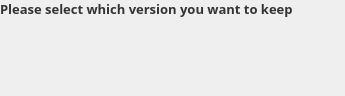
Before: the Qt Designer form src/MEGASync/stalled_issues/gui/stalled_issues_cases/linux/LocalAndRemoteDifferentWidget.ui in meganz/MEGAsync, drawn with Qt 5.
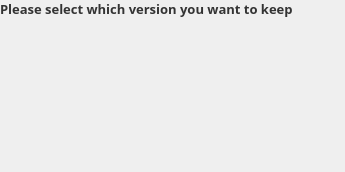
After: the same form once the commit is applied. Custom widgets are drawn as their Qt base class.

Commit message: Working on Keep Both option

```diff
--- a/src/MEGASync/stalled_issues/gui/stalled_issues_cases/linux/LocalAndRemoteDifferentWidget.ui
+++ b/src/MEGASync/stalled_issues/gui/stalled_issues_cases/linux/LocalAndRemoteDifferentWidget.ui
@@ -7,7 +7,7 @@
     <x>0</x>
     <y>0</y>
     <width>345</width>
-    <height>96</height>
+    <height>172</height>
    </rect>
   </property>
   <property name="windowTitle">
@@ -78,7 +78,7 @@
     <widget class="QWidget" name="chooseContainer" native="true">
      <layout class="QVBoxLayout" name="chooseLayout">
       <property name="spacing">
-       <number>28</number>
+       <number>12</number>
       </property>
       <property name="leftMargin">
        <number>1</number>
@@ -98,6 +98,12 @@
       <item>
        <widget class="LocalStalledIssueChooseWidget" name="chooseLocalCopy" native="true"/>
       </item>
+      <item>
+       <widget class="GenericChooseWidget" name="keepLastModifiedOption" native="true"/>
+      </item>
+      <item>
+       <widget class="GenericChooseWidget" name="keepBothOption" native="true"/>
+      </item>
      </layout>
     </widget>
    </item>
@@ -116,6 +122,12 @@
    <header>StalledIssueChooseWidget.h</header>
    <container>1</container>
   </customwidget>
+  <customwidget>
+   <class>GenericChooseWidget</class>
+   <extends>QWidget</extends>
+   <header>StalledIssueChooseWidget.h</header>
+   <container>1</container>
+  </customwidget>
  </customwidgets>
  <resources/>
  <connections/>
```
The commit also changes 22 other files.
